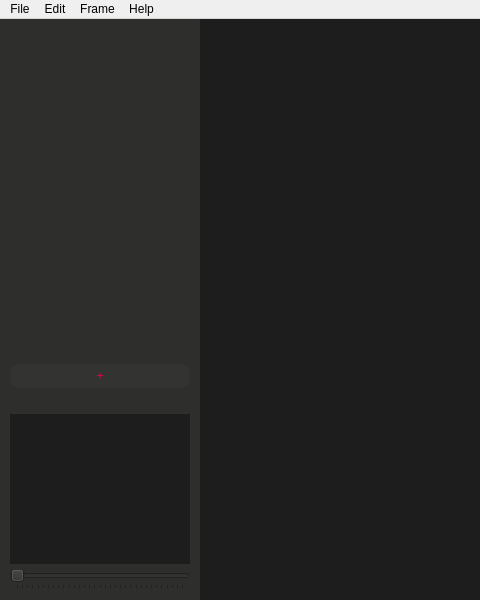
worldofnick/Pixels-Sprite-Editor, file PixelsSpriteEditor/SpriteMainWindow.ui: the form before one commit; both pictures show x 0 to 480 and y 0 to 600 of the 920 by 600 pixel window.
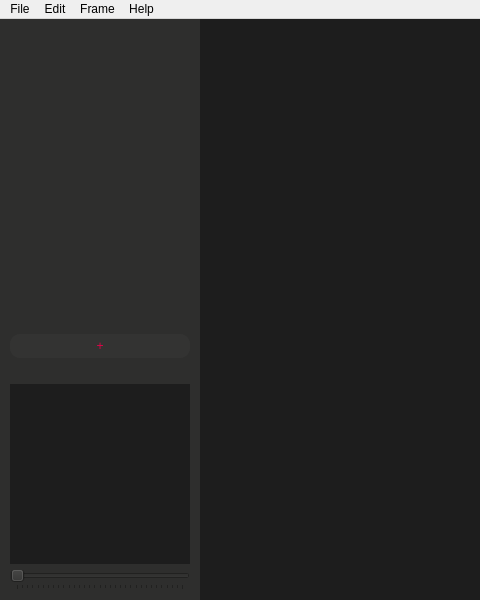
The form after the commit. Icons and pictures are not drawn.

```diff
--- a/PixelsSpriteEditor/SpriteMainWindow.ui
+++ b/PixelsSpriteEditor/SpriteMainWindow.ui
@@ -94,7 +94,7 @@
        <item>
         <widget class="QScrollArea" name="framesScrollArea">
          <property name="sizePolicy">
-          <sizepolicy hsizetype="MinimumExpanding" vsizetype="MinimumExpanding">
+          <sizepolicy hsizetype="Minimum" vsizetype="MinimumExpanding">
            <horstretch>0</horstretch>
            <verstretch>0</verstretch>
           </sizepolicy>
@@ -121,7 +121,7 @@
           <enum>Qt::ScrollBarAlwaysOff</enum>
          </property>
          <property name="sizeAdjustPolicy">
-          <enum>QAbstractScrollArea::AdjustToContentsOnFirstShow</enum>
+          <enum>QAbstractScrollArea::AdjustIgnored</enum>
          </property>
          <property name="widgetResizable">
           <bool>true</bool>
@@ -135,7 +135,7 @@
             <x>0</x>
             <y>0</y>
             <width>180</width>
-            <height>290</height>
+            <height>260</height>
            </rect>
           </property>
          </widget>
@@ -220,8 +220,14 @@
          </property>
          <property name="minimumSize">
           <size>
-           <width>150</width>
-           <height>150</height>
+           <width>180</width>
+           <height>180</height>
+          </size>
+         </property>
+         <property name="maximumSize">
+          <size>
+           <width>180</width>
+           <height>180</height>
           </size>
          </property>
          <property name="mouseTracking">
@@ -241,6 +247,12 @@
          <property name="text">
           <string/>
          </property>
+         <property name="scaledContents">
+          <bool>true</bool>
+         </property>
+         <property name="alignment">
+          <set>Qt::AlignCenter</set>
+         </property>
         </widget>
        </item>
        <item>
```
